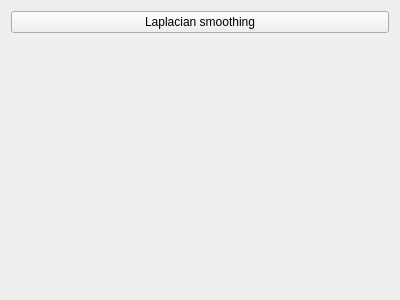
First picture: the form in Plugin/ui/widget.ui, repository Pentacode-IAFA/Quad-Remeshing, before the edit.
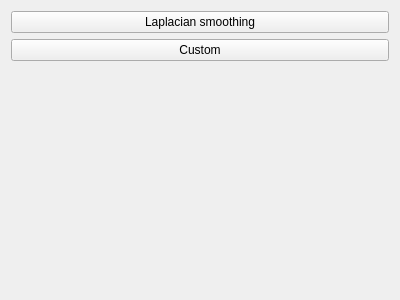
Second picture: the form after the edit.

Diff of the .ui file:
```diff
--- a/Plugin/ui/widget.ui
+++ b/Plugin/ui/widget.ui
@@ -34,13 +34,13 @@
                     </property>
                 </widget>
             </item>
-            <!-- <item row="1" column="0">
-                <widget class="QPushButton" name="_customBotton">
+            <item row="1" column="0">
+                <widget class="QPushButton" name="_customButton">
                     <property name="text">
                         <string>Custom</string>
                     </property>
                 </widget>
-            </item> -->
+            </item>
         </layout>
     </widget>
     <resources/>
```
